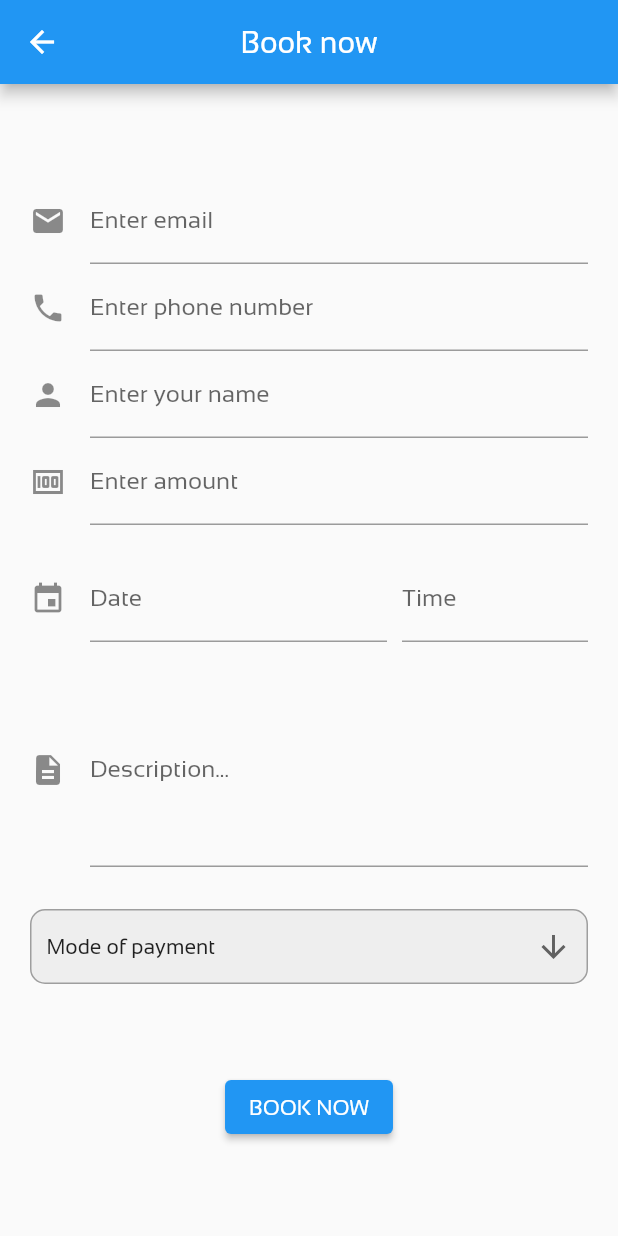
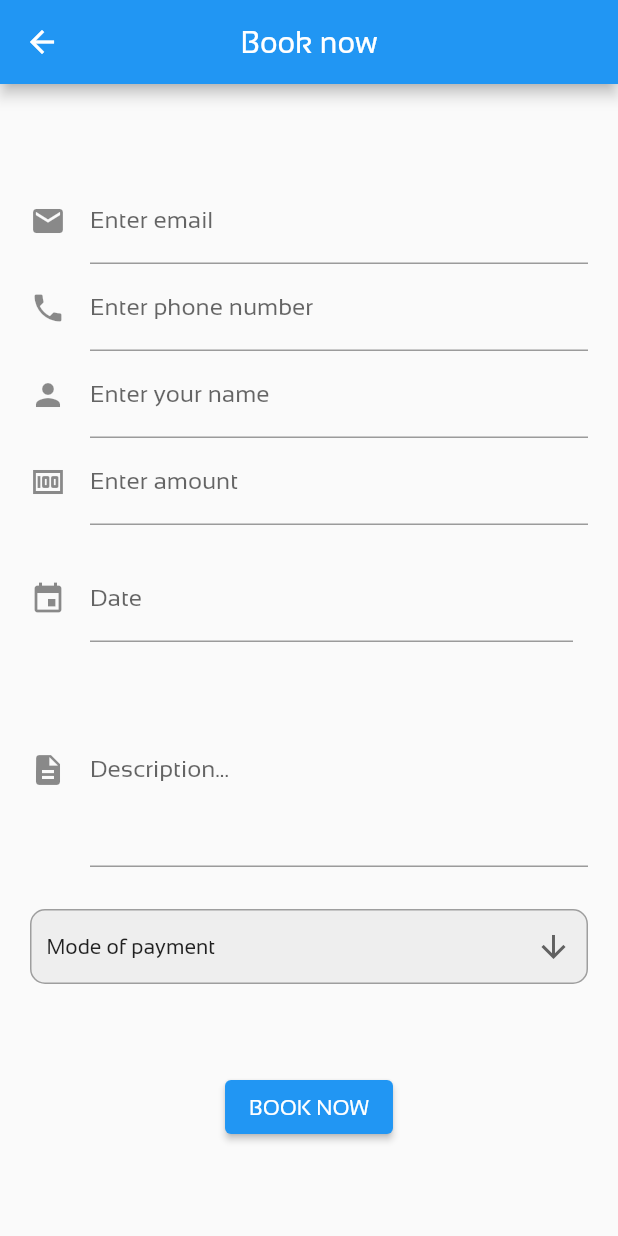
Before and after one commit to johny2345/moonpath, a Flutter app: the screen it shows after launch, in the side drawer, after a tap on "Book now", on a phone screen of 412 x 824 dp. Run offline on Flutter 3.47's test engine with Material 2 defaults, Android fonts, the phone set to English and light mode, and no system bars; drawn by our look-alikes of date_time_picker; our stand-ins replace cached_network_image, carousel_slider, cloud_firestore, dio, firebase_auth, firebase_core and 5 more; missing offline and left inert: day_night_time_picker, flutter_animated_dialog, flutter_clean_calendar, latlng, map; accounts and stored records are empty; key blocks and very long unbroken strings in the code were emptied for the run.

Commit message:
removed choose time schedule

```diff
--- a/lib/components/bookClient.dart
+++ b/lib/components/bookClient.dart
@@ -56,11 +56,7 @@ class _BookPageState extends State<BookPage> {
   }
 
   _buildScheduleDate() {
-    return Row(
-      mainAxisAlignment: MainAxisAlignment.spaceEvenly,
-      mainAxisSize: MainAxisSize.max,
-      children: <Widget>[
-        Expanded(
+    return Expanded(
         flex: 2,
         child: Padding(
           padding: EdgeInsets.only(right: 10.0),
@@ -75,8 +71,7 @@ class _BookPageState extends State<BookPage> {
             dateLabelText: 'Date',
             // locale: Locale('pt', 'BR'),
             selectableDayPredicate: (date) {
-                  if (date
-                      .isBefore(DateTime.now().subtract(Duration(days: 1)))) {
+              if (date.isBefore(DateTime.now().subtract(Duration(days: 1)))) {
                 return false;
               } else {
                 return true;
@@ -94,41 +89,7 @@ class _BookPageState extends State<BookPage> {
             //   _date = DateTime.parse(val);
             // }),
           ),
-            )),
-        Expanded(
-          child: TextFormField(
-            readOnly: true,
-            onTap: () {
-              Navigator.of(context).push(
-                showPicker(
-                  context: context,
-                  value: _time,
-                  onChange: onTimeChanged,
-                ),
-              );
-            },
-            controller: _timeController,
-            decoration: InputDecoration(
-              labelText: 'Time',
-              // icon: IconButton(
-              //     padding: EdgeInsets.all(0.0),
-              //     color: Colors.deepPurpleAccent[300],
-              //     highlightColor: Colors.teal,
-              // onPressed: () {
-              //   Navigator.of(context).push(
-              //     showPicker(
-              //       context: context,
-              //       value: _time,
-              //       onChange: onTimeChanged,
-              //     ),
-              //   );
-              // },
-              //     icon: Icon(Icons.access_time_outlined)),
-            ),
-          ),
-        )
-      ],
-    );
+        ));
   }
 
   @override
```
Lines whose indentation alone changed are shown as unchanged.
